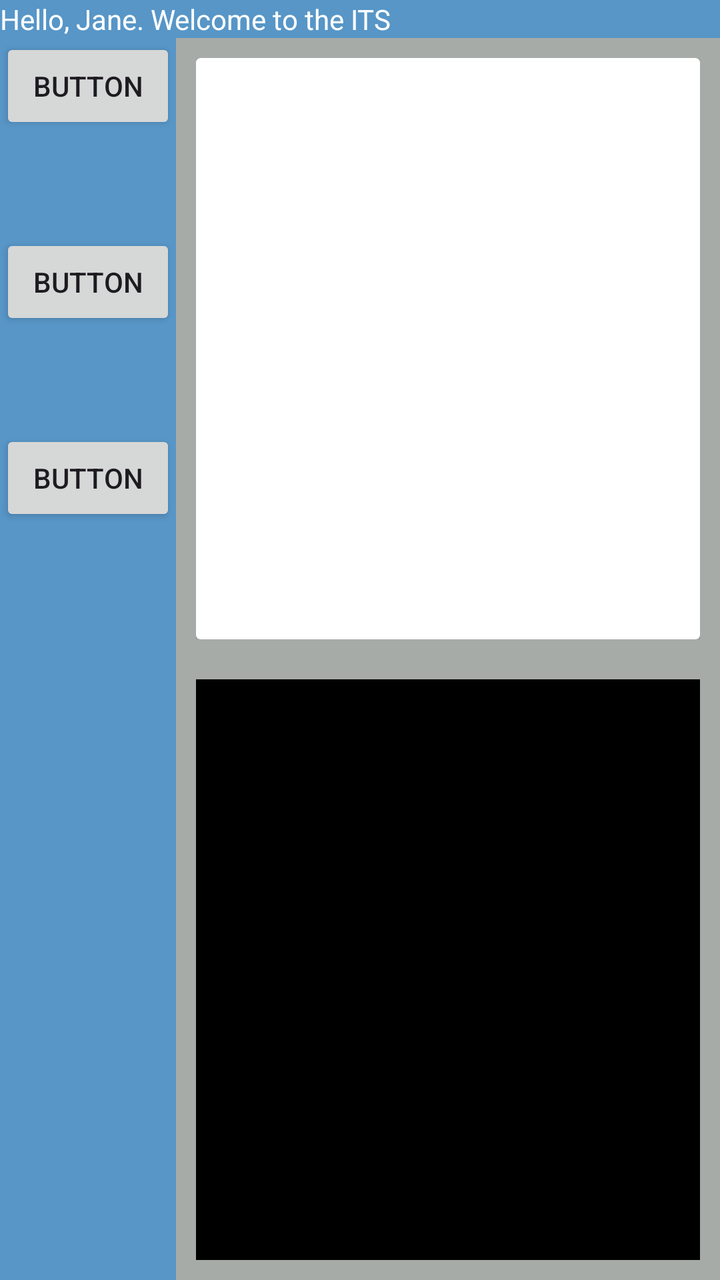
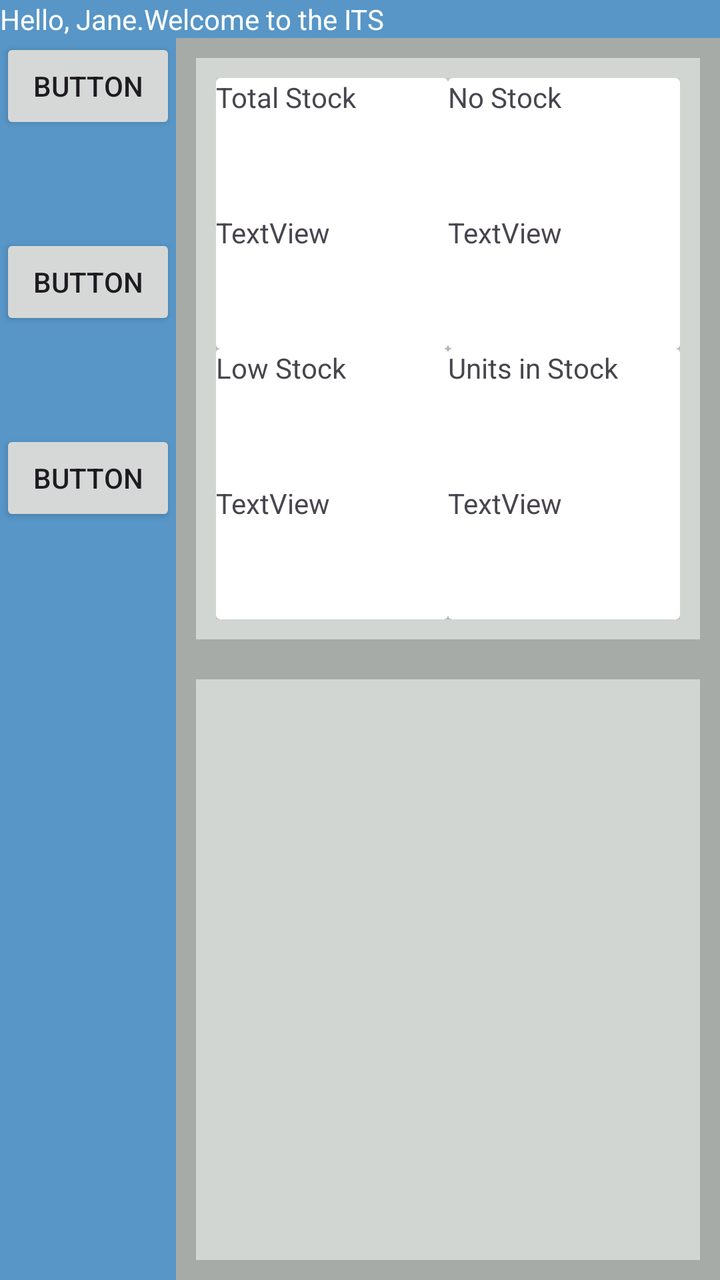

An Android layout rendered at two revisions. The XML below is the earlier revision; the diff shows what the commit changed to produce the second picture.
<!-- AndroidManifest.xml: application theme Theme.MyAssetTracker -->
<!-- res/layout/activity_home.xml -->
<?xml version="1.0" encoding="utf-8"?>
<androidx.constraintlayout.widget.ConstraintLayout xmlns:android="http://schemas.android.com/apk/res/android"
    xmlns:app="http://schemas.android.com/apk/res-auto"
    xmlns:tools="http://schemas.android.com/tools"
    android:id="@+id/main"
    android:layout_width="match_parent"
    android:layout_height="match_parent"
    tools:context=".HomeActivity"
    android:background="@color/background_grey">

    <LinearLayout
        android:id="@+id/banner"
        android:layout_width="match_parent"
        android:layout_height="wrap_content"
        android:background="@color/background_blue"
        android:orientation="horizontal">

        <TextView
            android:id="@+id/bannerText"
            android:layout_width="wrap_content"
            android:layout_height="wrap_content"
            android:layout_weight="1"
            android:text="@string/banner_text"
            android:textColor="@color/white" />
    </LinearLayout>

    <LinearLayout
        android:id="@+id/nav"
        android:layout_width="wrap_content"
        android:layout_height="0dp"
        android:background="@color/background_blue"
        android:orientation="vertical"
        app:layout_constraintBottom_toBottomOf="parent"
        app:layout_constraintStart_toStartOf="parent"
        app:layout_constraintTop_toBottomOf="@id/banner">

        <Button
            android:id="@+id/button2"
            android:layout_width="match_parent"
            android:layout_height="wrap_content"
            android:layout_marginBottom="50dp"
            android:text="Button" />

        <Button
            android:id="@+id/button"
            android:layout_width="match_parent"
            android:layout_height="wrap_content"
            android:layout_marginBottom="50dp"
            android:text="Button" />

        <Button
            android:id="@+id/button4"
            android:layout_width="match_parent"
            android:layout_height="wrap_content"
            android:layout_marginBottom="50dp"
            android:text="Button" />
    </LinearLayout>

    <LinearLayout
        android:id="@+id/statCardLayout"
        android:layout_width="0dp"
        android:layout_height="0dp"
        android:orientation="vertical"
        app:layout_constraintStart_toEndOf="@id/nav"
        app:layout_constraintTop_toBottomOf="@id/banner"
        app:layout_constraintEnd_toEndOf="parent"
        app:layout_constraintBottom_toTopOf="@id/recentActivityRecycler"
        app:layout_constraintVertical_weight="1"
        android:layout_margin="10dp">

        <androidx.cardview.widget.CardView
            android:layout_width="match_parent"
            android:layout_height="match_parent"
            />
    </LinearLayout>

    <androidx.recyclerview.widget.RecyclerView
        android:id="@+id/recentActivityRecycler"
        android:layout_width="0dp"
        android:layout_height="0dp"
        android:layout_margin="10dp"
        android:background="@color/black"
        app:layout_constraintBottom_toBottomOf="parent"
        app:layout_constraintEnd_toEndOf="parent"
        app:layout_constraintStart_toEndOf="@id/nav"
        app:layout_constraintTop_toBottomOf="@id/statCardLayout"
        app:layout_constraintVertical_weight="1" />
</androidx.constraintlayout.widget.ConstraintLayout>
<!-- resources referenced by this layout -->
<resources>
  <color name="background_blue">#5796C7</color>
  <color name="background_grey">#a7aba8</color>
  <color name="black">#FF000000</color>
  <color name="white">#FFFFFFFF</color>
  <string name="banner_text">Hello, Jane.                 Welcome to the ITS</string>
  <style name="Theme.MyAssetTracker" parent="Base.Theme.MyAssetTracker" />
  <style name="Base.Theme.MyAssetTracker" parent="Theme.Material3.DayNight.NoActionBar">
          
          
      </style>
</resources>

<!-- the commit's change to res/layout/activity_home.xml (unified diff, before → after) -->
@@ -7,13 +7,16 @@
     android:layout_height="match_parent"
     tools:context=".HomeActivity"
     android:background="@color/background_grey">
-
+                
     <LinearLayout
         android:id="@+id/banner"
         android:layout_width="match_parent"
         android:layout_height="wrap_content"
         android:background="@color/background_blue"
-        android:orientation="horizontal">
+        android:orientation="horizontal"
+        app:layout_constraintTop_toTopOf="parent"
+        app:layout_constraintStart_toStartOf="parent"
+        app:layout_constraintEnd_toEndOf="parent">
 
         <TextView
             android:id="@+id/bannerText"
@@ -24,6 +27,9 @@
             android:textColor="@color/white" />
     </LinearLayout>
 
+
+
+                                        
     <LinearLayout
         android:id="@+id/nav"
         android:layout_width="wrap_content"
@@ -56,30 +62,160 @@
             android:text="Button" />
     </LinearLayout>
 
-    <LinearLayout
+
+
+                                            
+    <GridLayout
         android:id="@+id/statCardLayout"
         android:layout_width="0dp"
         android:layout_height="0dp"
+        android:layout_margin="10dp"
         android:orientation="vertical"
+        android:background="@color/background_lightgrey"
+        android:columnCount="2"
+        android:rowCount="2"
+        android:padding="10dp"
         app:layout_constraintStart_toEndOf="@id/nav"
         app:layout_constraintTop_toBottomOf="@id/banner"
         app:layout_constraintEnd_toEndOf="parent"
         app:layout_constraintBottom_toTopOf="@id/recentActivityRecycler"
         app:layout_constraintVertical_weight="1"
-        android:layout_margin="10dp">
-
-        <androidx.cardview.widget.CardView
-            android:layout_width="match_parent"
-            android:layout_height="match_parent"
-            />
-    </LinearLayout>
-
+        >
+
+
+        
+        <androidx.cardview.widget.CardView
+            android:id="@+id/statCard_total"
+            android:layout_width="0dp"
+            android:layout_height="0dp"
+            android:layout_columnWeight="1"
+            android:layout_rowWeight="1"
+            >
+
+            <LinearLayout
+                android:layout_width="match_parent"
+                android:layout_height="match_parent"
+                android:orientation="vertical">
+
+                <TextView
+                    android:id="@+id/textViewTotalLabel"
+                    android:layout_width="wrap_content"
+                    android:layout_height="wrap_content"
+                    android:layout_weight="1"
+                    android:text="@string/statCardLabel_total" />
+
+                <TextView
+                    android:id="@+id/textViewTotalValue"
+                    android:layout_width="wrap_content"
+                    android:layout_height="wrap_content"
+                    android:layout_weight="1"
+                    android:text="TextView" />
+            </LinearLayout>
+        </androidx.cardview.widget.CardView>
+
+
+        
+        <androidx.cardview.widget.CardView
+            android:id="@+id/statCard_low"
+            android:layout_width="0dp"
+            android:layout_height="0dp"
+            android:layout_columnWeight="1"
+            android:layout_rowWeight="1"
+            >
+
+            <LinearLayout
+                android:layout_width="match_parent"
+                android:layout_height="match_parent"
+                android:orientation="vertical">
+
+                <TextView
+                    android:id="@+id/textViewLowLabel"
+                    android:layout_width="wrap_content"
+                    android:layout_height="wrap_content"
+                    android:layout_weight="1"
+                    android:text="@string/statCardLabel_low" />
+
+                <TextView
+                    android:id="@+id/textViewLowValue"
+                    android:layout_width="wrap_content"
+                    android:layout_height="wrap_content"
+                    android:layout_weight="1"
+                    android:text="TextView" />
+            </LinearLayout>
+        </androidx.cardview.widget.CardView>
+
+
+        
+        <androidx.cardview.widget.CardView
+            android:id="@+id/statCard_no"
+            android:layout_width="0dp"
+            android:layout_height="0dp"
+            android:layout_columnWeight="1"
+            android:layout_rowWeight="1"
+            >
+
+            <LinearLayout
+                android:layout_width="match_parent"
+                android:layout_height="match_parent"
+                android:orientation="vertical">
+
+                <TextView
+                    android:id="@+id/textViewNoLabel"
+                    android:layout_width="wrap_content"
+                    android:layout_height="wrap_content"
+                    android:layout_weight="1"
+                    android:text="@string/statCardLabel_no" />
+
+                <TextView
+                    android:id="@+id/textViewNoValue"
+                    android:layout_width="wrap_content"
+                    android:layout_height="wrap_content"
+                    android:layout_weight="1"
+                    android:text="TextView" />
+            </LinearLayout>
+        </androidx.cardview.widget.CardView>
+
+
+        
+        <androidx.cardview.widget.CardView
+            android:id="@+id/statCard_units"
+            android:layout_width="0dp"
+            android:layout_height="0dp"
+            android:layout_columnWeight="1"
+            android:layout_rowWeight="1"
+            >
+
+            <LinearLayout
+                android:layout_width="match_parent"
+                android:layout_height="match_parent"
+                android:orientation="vertical">
+
+                <TextView
+                    android:id="@+id/textViewUnitsLabel"
+                    android:layout_width="wrap_content"
+                    android:layout_height="wrap_content"
+                    android:layout_weight="1"
+                    android:text="@string/statCardLabel_units" />
+
+                <TextView
+                    android:id="@+id/textViewUnitsValue"
+                    android:layout_width="wrap_content"
+                    android:layout_height="wrap_content"
+                    android:layout_weight="1"
+                    android:text="TextView" />
+            </LinearLayout>
+        </androidx.cardview.widget.CardView>
+    </GridLayout>
+
+
+
+                                            
     <androidx.recyclerview.widget.RecyclerView
         android:id="@+id/recentActivityRecycler"
         android:layout_width="0dp"
         android:layout_height="0dp"
         android:layout_margin="10dp"
-        android:background="@color/black"
+        android:background="@color/background_lightgrey"
         app:layout_constraintBottom_toBottomOf="parent"
         app:layout_constraintEnd_toEndOf="parent"
         app:layout_constraintStart_toEndOf="@id/nav"
<!-- resource entries referenced after the edit -->
@@ -2,9 +2,13 @@
 <resources>
   <color name="background_blue">#5796C7</color>
   <color name="background_grey">#a7aba8</color>
-  <color name="black">#FF000000</color>
+  <color name="background_lightgrey">#d2d6d3</color>
   <color name="white">#FFFFFFFF</color>
-  <string name="banner_text">Hello, Jane.                 Welcome to the ITS</string>
+  <string name="banner_text">Hello, Jane.Welcome to the ITS</string>
+  <string name="statCardLabel_low">Low Stock</string>
+  <string name="statCardLabel_no">No Stock</string>
+  <string name="statCardLabel_total">Total Stock</string>
+  <string name="statCardLabel_units">Units in Stock</string>
   <style name="Theme.MyAssetTracker" parent="Base.Theme.MyAssetTracker" />
   <style name="Base.Theme.MyAssetTracker" parent="Theme.Material3.DayNight.NoActionBar">
           
